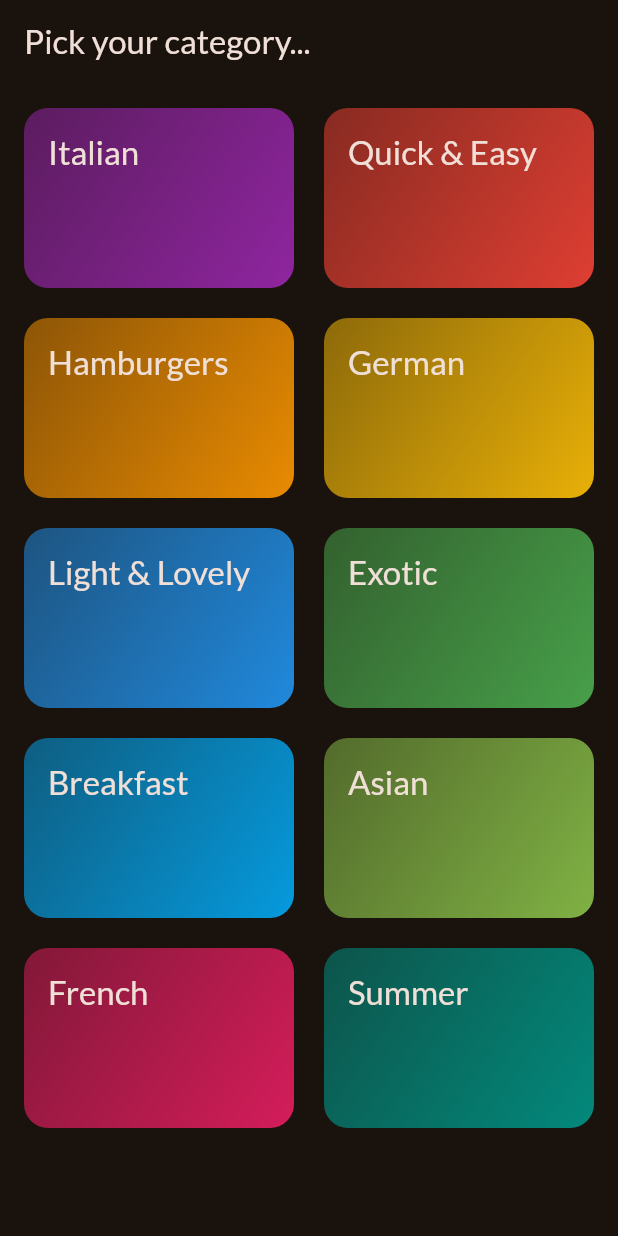
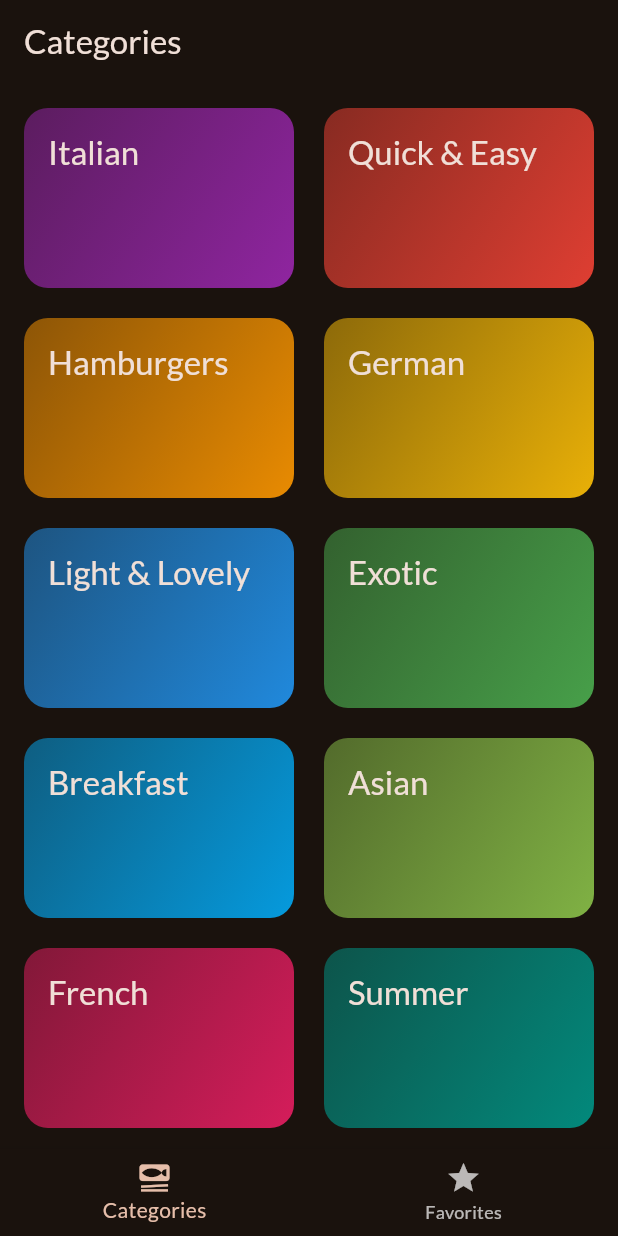
Before and after one commit to RizwanSiddiqui021/Flutter_and_Dart_Udemy, a Flutter app: the screen it shows after launch, on a phone screen of 412 x 824 dp. Run offline on Flutter 3.47's test engine with Material 3 defaults, Android fonts, the phone set to English and light mode, and no system bars; our stand-ins replace google_fonts, transparent_image.

Commit message:
Finished upto video 17 of module 8

```diff
--- a/meals_app/lib/main.dart
+++ b/meals_app/lib/main.dart
@@ -1,7 +1,6 @@
 import 'package:flutter/material.dart';
 import 'package:google_fonts/google_fonts.dart';
-import 'package:meals_app/screens/categories.dart';
-
+import 'package:meals_app/screens/tabs.dart';
 
 final theme = ThemeData(
   useMaterial3: true,
@@ -21,9 +20,6 @@
 
   @override
   Widget build(BuildContext context) {
-    return MaterialApp(
-      theme: theme,
-      home: const CategoriesScreen(),
-    );
+    return MaterialApp(theme: theme, home: const TabsScreen());
   }
 }
--- a/meals_app/lib/screens/categories.dart
+++ b/meals_app/lib/screens/categories.dart
@@ -1,11 +1,14 @@
 import 'package:flutter/material.dart';
 import 'package:meals_app/data/dummy_data.dart';
 import 'package:meals_app/models/category.dart';
+import 'package:meals_app/models/meal.dart';
 import 'package:meals_app/screens/meals.dart';
 import 'package:meals_app/widgets/category_grid_item.dart';
 
 class CategoriesScreen extends StatelessWidget {
-  const CategoriesScreen({super.key});
+  const CategoriesScreen({super.key, required this.onToggleFavorite});
+
+  final void Function(Meal meal) onToggleFavorite;
 
   void _selectCategory(BuildContext context, Category category) {
     final filteredMeals = dummyMeals
@@ -14,17 +17,18 @@
 
     Navigator.of(context).push(
       MaterialPageRoute(
-        builder: (ctx) =>
-            MealsScreen(title: category.title, meals: filteredMeals),
+        builder: (ctx) => MealsScreen(
+          title: category.title,
+          meals: filteredMeals,
+          onToggleFavorite: onToggleFavorite,
+        ),
       ),
     );
   }
 
   @override
   Widget build(BuildContext context) {
-    return Scaffold(
-      appBar: AppBar(title: Text("Pick your category...")),
-      body: GridView(
+    return GridView(
       padding: EdgeInsets.all(16),
       gridDelegate: SliverGridDelegateWithFixedCrossAxisCount(
         crossAxisCount: 2,
@@ -41,7 +45,6 @@
             },
           ),
       ],
-      ),
     );
   }
 }
--- /dev/null
+++ b/meals_app/lib/screens/tabs.dart
@@ -0,0 +1,78 @@
+import 'package:flutter/material.dart';
+import 'package:meals_app/models/meal.dart';
+import 'package:meals_app/screens/categories.dart';
+import 'package:meals_app/screens/meals.dart';
+
+class TabsScreen extends StatefulWidget {
+  const TabsScreen({super.key});
+
+  @override
+  State<TabsScreen> createState() => _TabsScreenState();
+}
+
+class _TabsScreenState extends State<TabsScreen> {
+  int _selectedPageIndex = 0;
+
+  final List<Meal> _favloriteMeals = [];
+
+  void _showInfoMessage(String message) {
+    ScaffoldMessenger.of(context).clearSnackBars();
+    ScaffoldMessenger.of(
+      context,
+    ).showSnackBar(SnackBar(content: Text(message)));
+  }
+
+  void _toggleMealFavoriteStatus(Meal meal) {
+    final isExisting = _favloriteMeals.contains(meal);
+
+    if (isExisting) {
+      setState(() {
+        _favloriteMeals.remove(meal);
+      });
+      _showInfoMessage("Removed from favorite");
+    } else {
+      setState(() {
+        _favloriteMeals.add(meal);
+      });
+      _showInfoMessage("Marked as favorite");
+    }
+  }
+
+  void _selectPage(int index) {
+    setState(() {
+      _selectedPageIndex = index;
+    });
+  }
+
+  @override
+  Widget build(BuildContext context) {
+    Widget activePage = CategoriesScreen(
+      onToggleFavorite: _toggleMealFavoriteStatus,
+    );
+    var activePageTitle = 'Categories';
+
+    if (_selectedPageIndex == 1) {
+      activePage = MealsScreen(
+        meals: _favloriteMeals,
+        onToggleFavorite: _toggleMealFavoriteStatus,
+      );
+      activePageTitle = 'Your Favorites';
+    }
+
+    return Scaffold(
+      appBar: AppBar(title: Text(activePageTitle)),
+      body: activePage,
+      bottomNavigationBar: BottomNavigationBar(
+        onTap: _selectPage,
+        currentIndex: _selectedPageIndex,
+        items: const [
+          BottomNavigationBarItem(
+            icon: Icon(Icons.set_meal),
+            label: "Categories",
+          ),
+          BottomNavigationBarItem(icon: Icon(Icons.star), label: "Favorites"),
+        ],
+      ),
+    );
+  }
+}
```
Also changed, not shown: meals_app/lib/screens/meal_details.dart (+68 -3 lines), meals_app/lib/screens/meals.dart (+20 -6 lines). Lines whose indentation alone changed are shown as unchanged.
